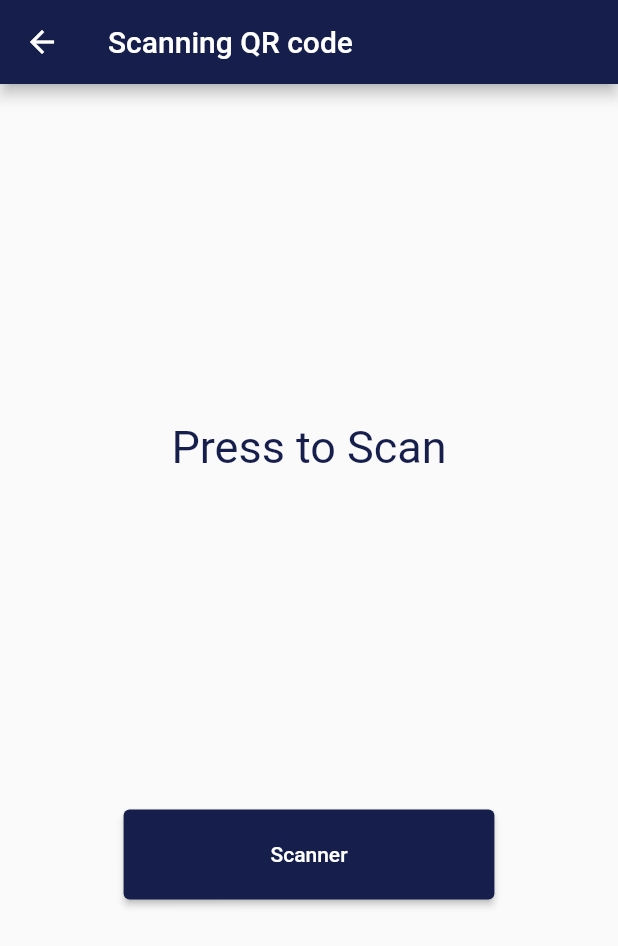
After one commit to Abdallah315/qr_code, a Flutter app: the ScanScreen screen opened by its route, after a tap on "Scanner", on a phone screen of 412 x 824 dp. The commit adds this screen. Shown: the top 946 px of the screen. Run offline on Flutter 3.47's test engine with Material 2 defaults, Android fonts, the phone set to English and light mode, and no system bars; our stand-ins replace fluttertoast, shared_preferences; missing offline and left inert: flutter_barcode_scanner; accounts and stored records are empty.

Commit message:
implementing qr scan

```diff
--- a/lib/main.dart
+++ b/lib/main.dart
@@ -1,6 +1,7 @@
 import 'package:flutter/material.dart';
 import 'package:flutter_qr_code/data/store/course_store.dart';
 import 'package:flutter_qr_code/presentation/screens/doctor/doctor_bottom_nav_bar.dart';
+import 'package:flutter_qr_code/presentation/screens/student/scan_qr_code_screen.dart';
 import 'package:flutter_qr_code/presentation/screens/student/student_home_screen.dart';
 import 'package:flutter_qr_code/presentation/screens/student/student_reports_screen.dart';
 import 'package:provider/provider.dart';
@@ -55,7 +56,8 @@ class MyApp extends StatelessWidget {
             ),
             routes: {
               StudentReportsScreen.routeName: (context) =>
-                  const StudentReportsScreen()
+                  const StudentReportsScreen(),
+              ScanScreen.routeName: (context) => const ScanScreen(),
             },
           ),
         ));
--- /dev/null
+++ b/lib/presentation/screens/student/scan_qr_code_screen.dart
@@ -0,0 +1,61 @@
+import 'package:flutter/material.dart';
+import 'package:flutter_barcode_scanner/flutter_barcode_scanner.dart';
+import 'package:flutter_qr_code/utils/constants.dart';
+
+class ScanScreen extends StatefulWidget {
+  static const routeName = '/scan-qr-code';
+  const ScanScreen({super.key});
+
+  @override
+  _ScanScreenState createState() => _ScanScreenState();
+}
+
+class _ScanScreenState extends State<ScanScreen> {
+  var qrstr = "Press to Scan";
+
+  @override
+  Widget build(BuildContext context) {
+    return Scaffold(
+        appBar: AppBar(
+          backgroundColor: const Color(0xff161E4C),
+          title: const Text('Scanning QR code'),
+        ),
+        body: Center(
+          child: Column(
+            mainAxisAlignment: MainAxisAlignment.spaceEvenly,
+            crossAxisAlignment: CrossAxisAlignment.center,
+            children: [
+              Text(
+                qrstr,
+                style: const TextStyle(color: Color(0xff161E4C), fontSize: 30),
+              ),
+              ElevatedButton(
+                onPressed: scanQr,
+                style: ElevatedButton.styleFrom(
+                    backgroundColor: const Color(0xff161E4C),
+                    fixedSize: Size(getWidth(context) * 0.6, 60)),
+                child: const Text(
+                  ('Scanner'),
+                ),
+              ),
+            ],
+          ),
+        ));
+  }
+
+  Future<void> scanQr() async {
+    try {
+      FlutterBarcodeScanner.scanBarcode('#2A99CF', 'cancel', true, ScanMode.QR)
+          .then((value) {
+        //! send the value to the backend
+        setState(() {
+          qrstr = value;
+        });
+      });
+    } catch (e) {
+      setState(() {
+        qrstr = 'unable to read this';
+      });
+    }
+  }
+}
--- a/lib/presentation/screens/student/student_home_screen.dart
+++ b/lib/presentation/screens/student/student_home_screen.dart
@@ -1,4 +1,5 @@
 import 'package:flutter/material.dart';
+import 'package:flutter_qr_code/presentation/screens/student/scan_qr_code_screen.dart';
 import 'package:flutter_qr_code/presentation/screens/student/student_reports_screen.dart';
 import 'package:flutter_qr_code/utils/constants.dart';
 
@@ -39,7 +40,10 @@ class _StudentHomeScreenState extends State<StudentHomeScreen> {
                   SizedBox(
                     height: getHeight(context) * .08,
                   ),
-                  Image.asset('assets/images/scanner.jpeg'),
+                  GestureDetector(
+                      onTap: () =>
+                          Navigator.of(context).pushNamed(ScanScreen.routeName),
+                      child: Image.asset('assets/images/scanner.jpeg')),
                   SizedBox(
                     height: getHeight(context) * 0.09,
                   ),
--- a/pubspec.yaml
+++ b/pubspec.yaml
@@ -15,6 +15,8 @@ dependencies:
   fluttertoast: ^8.2.1
   flutter_native_splash: ^2.2.18
   persistent_bottom_nav_bar_v2:
+  flutter_barcode_scanner: ^2.0.0
+  barcode_widget: ^2.0.1
 
 dev_dependencies:
   flutter_test:
```
Also changed, not shown: lib/presentation/screens/student/student_qr_code_screen.dart (deleted, +0 -15 lines), pubspec.lock.
